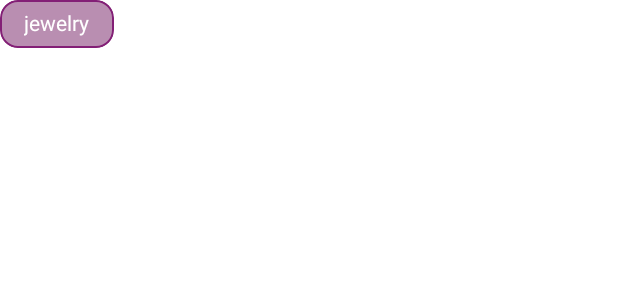
After one commit to Djafar-AML/SimpleStore, an Android app: the layout epoxy_model_product_filter.xml on its own in the app's theme, with its tools: preview values and no code run, on a phone screen of 412 x 824 dp. The commit adds this screen. Shown: the top 300 px of the screen. Run offline under Robolectric (Android 15) with nearby library versions, the phone set to English and light mode, and no system bars.

Commit message:
- ui filter added

```diff
--- a/app/src/main/java/com/example/simplestore/extensions/ImageView.kt
+++ b/app/src/main/java/com/example/simplestore/extensions/ImageView.kt
@@ -1,6 +1,8 @@
 package com.example.simplestore.extensions
 
+import android.view.View
 import android.widget.ImageView
+import androidx.core.content.ContextCompat
 import coil.load
 import coil.request.ImageRequest
 import coil.request.ImageResult
@@ -35,3 +37,7 @@ fun ImageView.loadByCoil(
     }
 
 }
+
+fun ImageView.drawableRes(drawableIV: Int) {
+    this.setImageDrawable(ContextCompat.getDrawable(this.context, drawableIV))
+}
--- /dev/null
+++ b/app/src/main/java/com/example/simplestore/model/domain/Filter.kt
@@ -0,0 +1,6 @@
+package com.example.simplestore.model.domain
+
+data class Filter(
+    val value: String = "",
+    val displayText: String = "",
+)
--- /dev/null
+++ b/app/src/main/java/com/example/simplestore/model/ui/ProductsListFragmentUi.kt
@@ -0,0 +1,6 @@
+package com.example.simplestore.model.ui
+
+data class ProductsListFragmentUi(
+    val filters: Set<UiFilter>,
+    val products: List<UiProduct>
+)
--- a/app/src/main/java/com/example/simplestore/redux/state/ApplicationState.kt
+++ b/app/src/main/java/com/example/simplestore/redux/state/ApplicationState.kt
@@ -4,6 +4,7 @@ import com.example.simplestore.model.domain.Product
 
 data class ApplicationState(
     val productList: List<Product> = emptyList(),
+    val productFilterInfo: ProductFilterInfo = ProductFilterInfo(),
     val favoriteProductIds: Set<Int> = emptySet(),
     val isExpandedProductIds: Set<Int> = emptySet(),
 )
--- /dev/null
+++ b/app/src/main/res/layout/epoxy_model_product_filter.xml
@@ -0,0 +1,24 @@
+<?xml version="1.0" encoding="utf-8"?>
+<com.google.android.material.card.MaterialCardView xmlns:android="http://schemas.android.com/apk/res/android"
+    xmlns:app="http://schemas.android.com/apk/res-auto"
+    xmlns:tools="http://schemas.android.com/tools"
+    android:layout_width="wrap_content"
+    android:layout_height="wrap_content"
+    app:cardBackgroundColor="@color/purple_200"
+    app:cardCornerRadius="@dimen/corner_radius"
+    app:cardElevation="0dp"
+    app:strokeColor="@color/purple_500"
+    app:strokeWidth="1dp">
+
+    <TextView
+        android:id="@+id/filterNameTextView"
+        android:layout_width="wrap_content"
+        android:layout_height="wrap_content"
+        android:includeFontPadding="false"
+        android:paddingHorizontal="16dp"
+        android:paddingVertical="8dp"
+        android:textColor="@color/white"
+        android:textSize="14sp"
+        tools:text="jewelry" />
+
+</com.google.android.material.card.MaterialCardView>
```
Also changed, not shown: app/src/main/java/com/example/simplestore/extensions/MaterialCardView.kt (added, +9 -0 lines), app/src/main/java/com/example/simplestore/model/ui/UiFilter.kt (added, +8 -0 lines), app/src/main/java/com/example/simplestore/redux/state/ProductFilterInfo.kt (added, +8 -0 lines), app/src/main/java/com/example/simplestore/ui/fragments/home/HomeFragment.kt (+9 -2 lines), app/src/main/java/com/example/simplestore/ui/fragments/home/epoxy/controller/ProductEpoxyController.kt (+25 -6 lines), app/src/main/java/com/example/simplestore/ui/fragments/home/epoxy/model/UiProductFilterEpoxyModel.kt (added, +34 -0 lines), app/src/main/java/com/example/simplestore/ui/fragments/home/vm/HomeViewModel.kt (+75 -5 lines).
